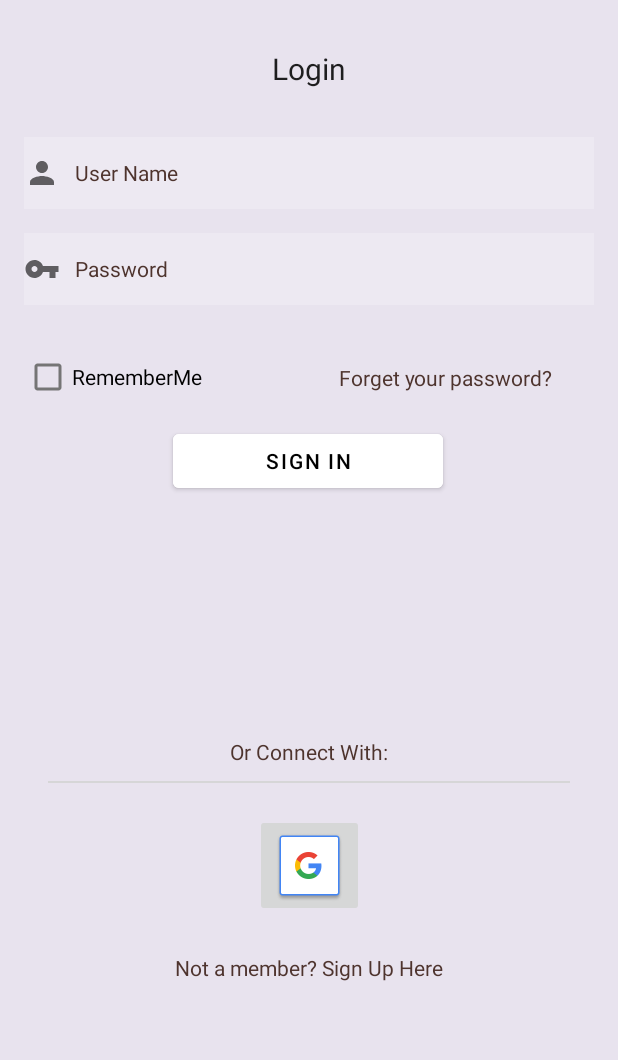
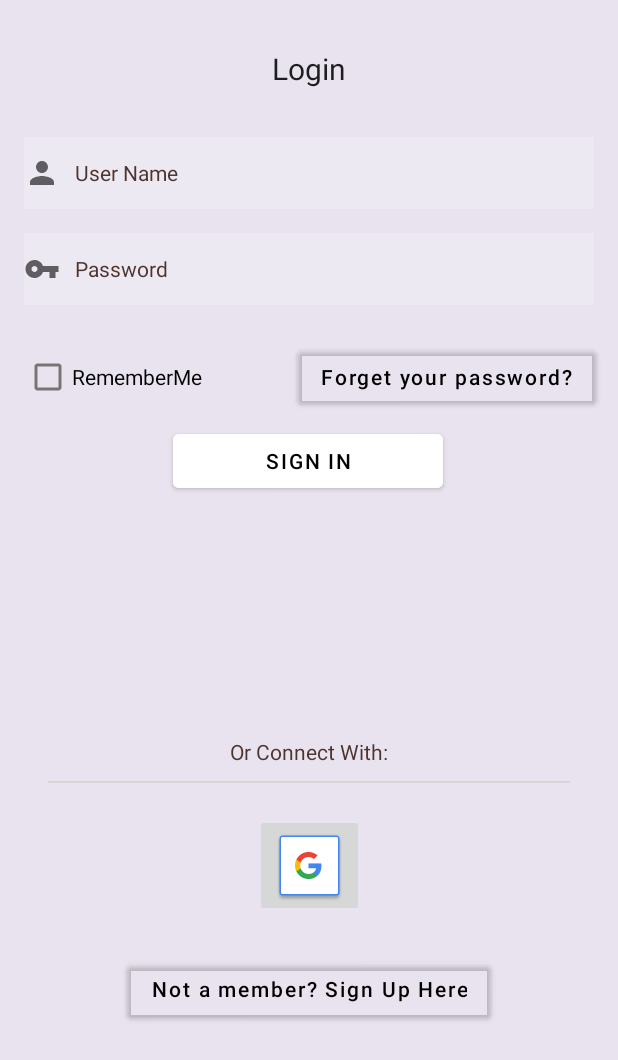
Before and after one commit to wongzhiwei123/MobileAssignment, an Android app: the fragment LoginPage shown on its own in the app's theme, on a phone screen of 412 x 824 dp. Shown: the top 1060 px of the screen. Run offline under Robolectric (Android 15) with nearby library versions, the light colour scheme and no system bars.

Commit message:
kotlin ggd

```diff
--- a/app/src/main/res/layout/fragment_login_page.xml
+++ b/app/src/main/res/layout/fragment_login_page.xml
@@ -56,7 +56,7 @@
         app:layout_constraintStart_toStartOf="parent"
         app:layout_constraintTop_toBottomOf="@+id/enterPassword"
         android:textColor="@color/black"
-        android:backgroundTint="@color/white"/>
+        android:backgroundTint="#FFFFFF"/>
 
     <EditText
         android:id="@+id/enterPassword"
@@ -90,7 +90,7 @@
         app:layout_constraintStart_toStartOf="parent"
         app:layout_constraintTop_toBottomOf="@+id/enterPassword" />
 
-    <TextView
+    <Button
         android:id="@+id/forgetPass"
         android:layout_width="wrap_content"
         android:layout_height="wrap_content"
@@ -98,24 +98,30 @@
         android:layout_marginTop="16dp"
         android:layout_marginEnd="16dp"
         android:text="@string/forgetP"
-        android:textColor="#4E342E"
         app:layout_constraintBottom_toTopOf="@+id/loginButton"
         app:layout_constraintEnd_toEndOf="parent"
         app:layout_constraintStart_toEndOf="@+id/checkToRemember"
-        app:layout_constraintTop_toBottomOf="@+id/enterPassword" />
+        app:layout_constraintTop_toBottomOf="@+id/enterPassword"
+        android:textColor="@color/black"
+        android:backgroundTint="#00000000"
+        android:textAllCaps="false"
+        />
 
-    <TextView
+    <Button
         android:id="@+id/signUp"
         android:layout_width="wrap_content"
         android:layout_height="wrap_content"
         android:layout_marginStart="8dp"
         android:layout_marginTop="24dp"
         android:layout_marginEnd="8dp"
+        android:backgroundTint="#00FFFFFF"
         android:text="@string/signUpText"
-        android:textColor="#4E342E"
+        android:textColor="@color/black"
         app:layout_constraintEnd_toEndOf="parent"
         app:layout_constraintStart_toStartOf="parent"
-        app:layout_constraintTop_toBottomOf="@+id/googleConnect" />
+        app:layout_constraintTop_toBottomOf="@+id/googleConnect"
+        app:rippleColor="#00FFFFFF"
+        android:textAllCaps="false"/>
 
     <TextView
         android:id="@+id/alternativeConnect"
```
Also changed, not shown: app/src/main/res/layout/fragment_certificate.xml (+60 -6 lines), app/src/main/res/layout/fragment_forget_pass.xml (+6 -2 lines), app/src/main/res/layout/fragment_profile.xml (+5 -3 lines).
